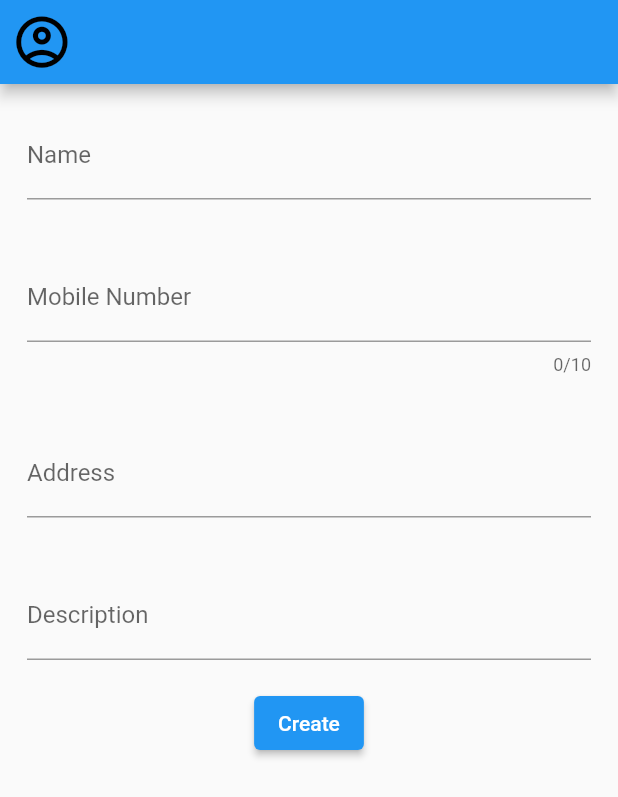
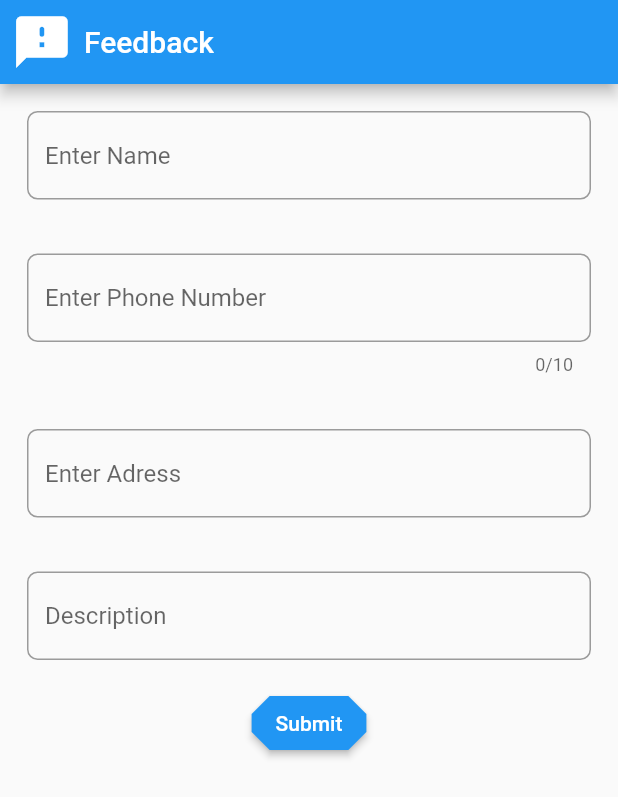
Before and after one commit to siddiquimohdhammad/Hackathon-Algorithm, a Flutter app: the FeedbackForm screen opened directly, on a phone screen of 412 x 824 dp. Shown: the top 797 px of the screen. Run offline on Flutter 3.47's test engine with Material 2 defaults, Android fonts, the phone set to English and light mode, and no system bars; our stand-ins replace cloud_firestore, firebase_core, pie_chart; accounts and stored records are empty; Roboto replaces fonts that are missing (Montserrat).

Commit message:
changes in feedback

```diff
--- a/lib/feedback.dart
+++ b/lib/feedback.dart
@@ -25,10 +25,12 @@ class _FeedbackFormState extends State<FeedbackForm> {
 
        appBar: AppBar(
         // centerTitle: true,
+        title: Text("Feedback"),
         titleSpacing: 0,
         leading: Icon(
-          Icons.account_circle_outlined,
-          color: Colors.black,
+
+          Icons.feedback_rounded,
+          color: Colors.white,
           size: MediaQuery.of(context).size.height * 0.05,
         ),
       ),
@@ -42,11 +44,16 @@ class _FeedbackFormState extends State<FeedbackForm> {
                 child: TextFormField(
                   controller: namecontroller,
                   decoration: InputDecoration(
-                    labelText: "Name",
-                    fillColor: Colors.white,
-                    focusedBorder: OutlineInputBorder(
-                        borderSide: BorderSide(color: Colors.blue, width: 2.0)),
-                  ),
+                            errorBorder: OutlineInputBorder(
+                                borderRadius:
+                                    BorderRadius.all(Radius.circular(4)),
+                                borderSide: BorderSide(
+                                  width: 1,
+                                )),
+                            hintText: 'Enter Name',
+                            hintStyle: TextStyle(fontFamily: "Montserrat"),
+                            border: OutlineInputBorder(
+                                borderRadius: BorderRadius.circular(7))),
 
                 ),
               ),
@@ -57,12 +64,16 @@ class _FeedbackFormState extends State<FeedbackForm> {
                   keyboardType: TextInputType.number,
                   controller: mobilecontroller,
                   decoration: InputDecoration(
-
-                    labelText: "Mobile Number",
-                    fillColor: Colors.white,
-                    focusedBorder: OutlineInputBorder(
-                        borderSide: BorderSide(color: Colors.blue, width: 2.0)),
-                  ),
+                            errorBorder: OutlineInputBorder(
+                                borderRadius:
+                                    BorderRadius.all(Radius.circular(4)),
+                                borderSide: BorderSide(
+                                  width: 1,
+                                )),
+                            hintText: 'Enter Phone Number',
+                            hintStyle: TextStyle(fontFamily: "Montserrat"),
+                            border: OutlineInputBorder(
+                                borderRadius: BorderRadius.circular(7))),
 
                 ),
               ),
@@ -72,12 +83,17 @@ class _FeedbackFormState extends State<FeedbackForm> {
                   maxLines: null,
                   controller: addresscontroller,
                   // obscureText: true,
-                  decoration: InputDecoration(
-                    labelText: "Address",
-                    fillColor: Colors.white,
-                    focusedBorder: OutlineInputBorder(
-                        borderSide: BorderSide(color: Colors.blue, width: 2.0)),
-                  ),
+                 decoration: InputDecoration(
+                            errorBorder: OutlineInputBorder(
+                                borderRadius:
+                                    BorderRadius.all(Radius.circular(4)),
+                                borderSide: BorderSide(
+                                  width: 1,
+                                )),
+                            hintText: 'Enter Adress',
+                            hintStyle: TextStyle(fontFamily: "Montserrat"),
+                            border: OutlineInputBorder(
+                                borderRadius: BorderRadius.circular(7))),
 
                 ),
               ),
@@ -88,11 +104,16 @@ class _FeedbackFormState extends State<FeedbackForm> {
                   controller: descriptioncontroller,
                   // obscureText: true,
                   decoration: InputDecoration(
-                    labelText: "Description",
-                    fillColor: Colors.white,
-                    focusedBorder: OutlineInputBorder(
-                        borderSide: BorderSide(color: Colors.blue, width: 2.0)),
-                  ),
+                            errorBorder: OutlineInputBorder(
+                                borderRadius:
+                                    BorderRadius.all(Radius.circular(4)),
+                                borderSide: BorderSide(
+                                  width: 1,
+                                )),
+                            hintText: 'Description',
+                            hintStyle: TextStyle(fontFamily: "Montserrat"),
+                            border: OutlineInputBorder(
+                                borderRadius: BorderRadius.circular(7))),
 
                 ),
               ),
@@ -100,6 +121,7 @@ class _FeedbackFormState extends State<FeedbackForm> {
               Row(
                 mainAxisAlignment: MainAxisAlignment.spaceEvenly,
                 children: <Widget>[
+
                   ElevatedButton(
                     onPressed: ()  async{
 
@@ -112,8 +134,15 @@ class _FeedbackFormState extends State<FeedbackForm> {
                       }).then((value) => print("added"));
 
                     },
-                    child: const Text('Create'),
+                    child: const Text('Submit'),
+                  style: ElevatedButton.styleFrom(
+    shape: BeveledRectangleBorder(
+      borderRadius: BorderRadius.circular(12)
+    ),
+  ),
                   ),
+
+
   ],
               ),
             ],
```
